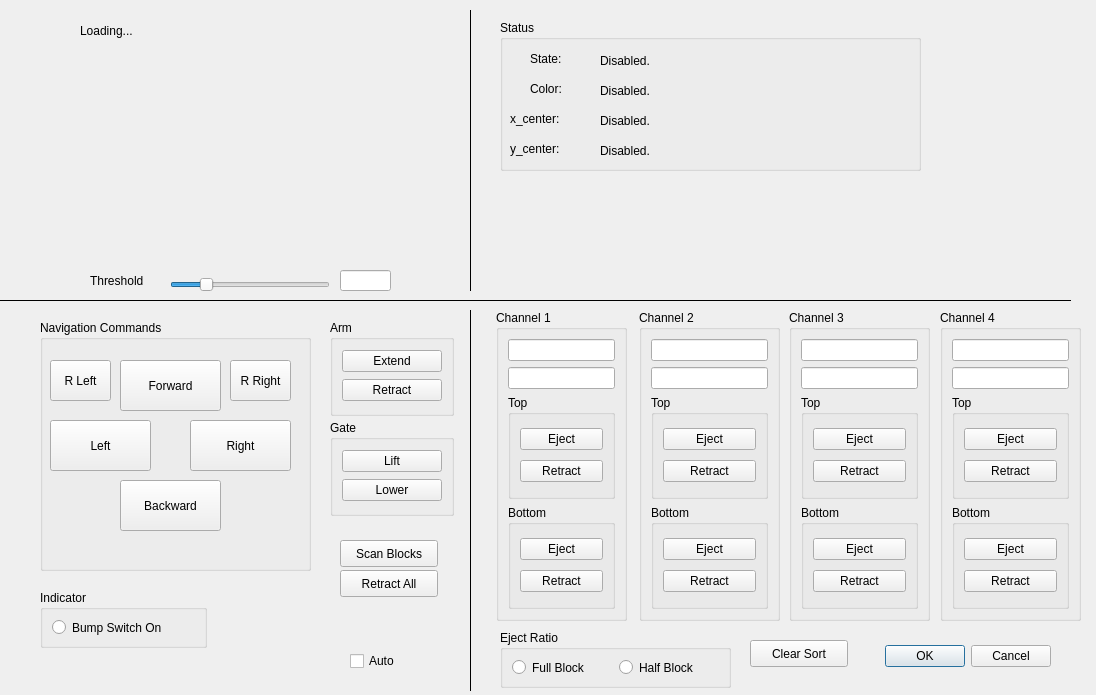
Before: the Qt Designer form bertha_bot_source/bertha_bot_control.ui in WillGrayMSU/SECON-2016, drawn with Qt 5.
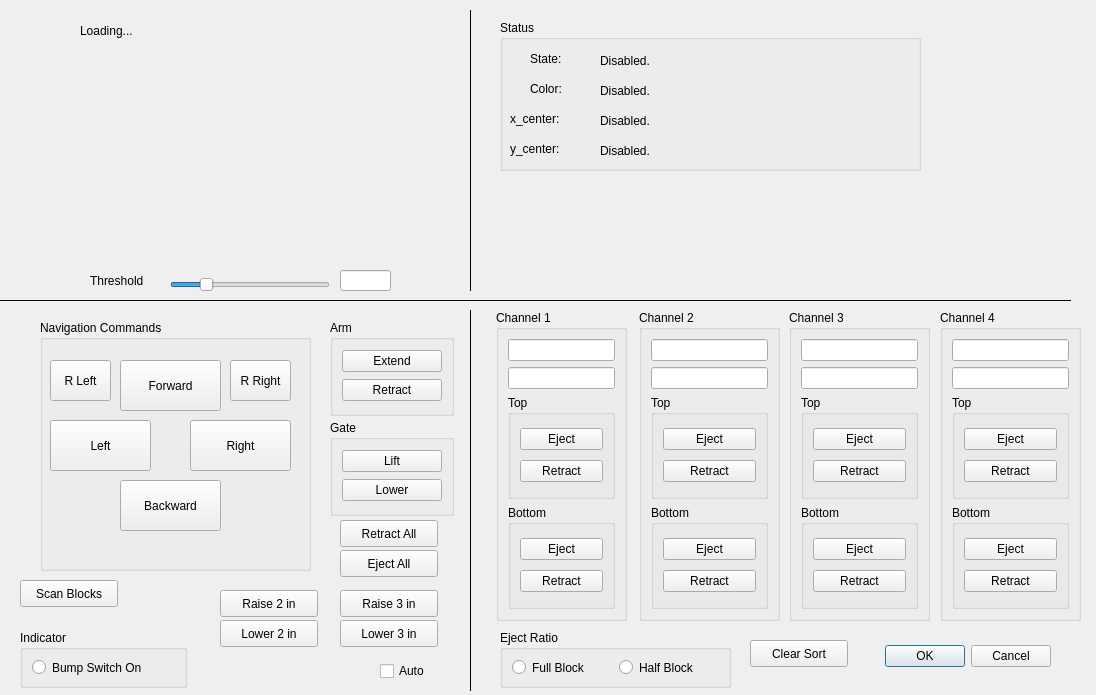
After: the same form once the commit is applied.

Patch:
```diff
--- a/bertha_bot_source/bertha_bot_control.ui
+++ b/bertha_bot_source/bertha_bot_control.ui
@@ -420,8 +420,8 @@
   <widget class="QGroupBox" name="groupBox_23">
    <property name="geometry">
     <rect>
-     <x>40</x>
-     <y>590</y>
+     <x>20</x>
+     <y>630</y>
      <width>167</width>
      <height>58</height>
     </rect>
@@ -442,24 +442,11 @@
     </item>
    </layout>
   </widget>
-  <widget class="QPushButton" name="pbScan">
-   <property name="geometry">
-    <rect>
-     <x>340</x>
-     <y>540</y>
-     <width>98</width>
-     <height>27</height>
-    </rect>
-   </property>
-   <property name="text">
-    <string>Scan Blocks</string>
-   </property>
-  </widget>
   <widget class="QPushButton" name="pbRetractAll">
    <property name="geometry">
     <rect>
      <x>340</x>
-     <y>570</y>
+     <y>520</y>
      <width>98</width>
      <height>27</height>
     </rect>
@@ -647,8 +634,8 @@
   <widget class="QCheckBox" name="cbAuto">
    <property name="geometry">
     <rect>
-     <x>350</x>
-     <y>650</y>
+     <x>380</x>
+     <y>660</y>
      <width>89</width>
      <height>22</height>
     </rect>
@@ -799,6 +786,84 @@
     <string>Clear Sort</string>
    </property>
   </widget>
+  <widget class="QPushButton" name="pbEjectAll">
+   <property name="geometry">
+    <rect>
+     <x>340</x>
+     <y>550</y>
+     <width>98</width>
+     <height>27</height>
+    </rect>
+   </property>
+   <property name="text">
+    <string>Eject All</string>
+   </property>
+  </widget>
+  <widget class="QPushButton" name="pbRaise3in">
+   <property name="geometry">
+    <rect>
+     <x>340</x>
+     <y>590</y>
+     <width>98</width>
+     <height>27</height>
+    </rect>
+   </property>
+   <property name="text">
+    <string>Raise 3 in</string>
+   </property>
+  </widget>
+  <widget class="QPushButton" name="pbRaise2in">
+   <property name="geometry">
+    <rect>
+     <x>220</x>
+     <y>590</y>
+     <width>98</width>
+     <height>27</height>
+    </rect>
+   </property>
+   <property name="text">
+    <string>Raise 2 in</string>
+   </property>
+  </widget>
+  <widget class="QPushButton" name="pbScan">
+   <property name="geometry">
+    <rect>
+     <x>20</x>
+     <y>580</y>
+     <width>98</width>
+     <height>27</height>
+    </rect>
+   </property>
+   <property name="text">
+    <string>Scan Blocks</string>
+   </property>
+  </widget>
+  <widget class="QPushButton" name="pbLower2in">
+   <property name="geometry">
+    <rect>
+     <x>220</x>
+     <y>620</y>
+     <width>98</width>
+     <height>27</height>
+    </rect>
+   </property>
+   <property name="text">
+    <string>Lower 2 in</string>
+   </property>
+  </widget>
+  <widget class="QPushButton" name="pbLower3in">
+   <property name="geometry">
+    <rect>
+     <x>340</x>
+     <y>620</y>
+     <width>98</width>
+     <height>27</height>
+    </rect>
+   </property>
+   <property name="text">
+    <string>Lower 3 in</string>
+   </property>
+  </widget>
  </widget>
  <resources/>
  <connections>
```
